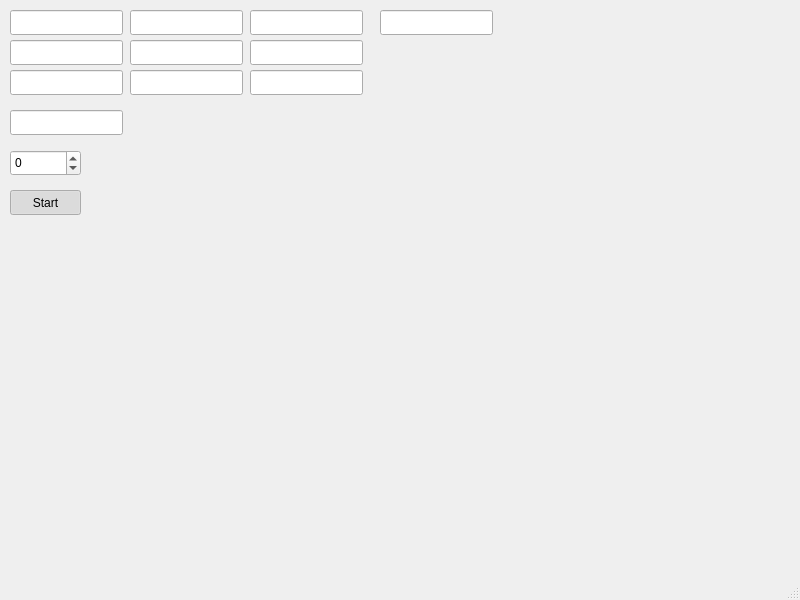
Old version of the form src/visuals/mainwindow.ui in the repository mipt-mmp/kinetic-theory-of-gases.
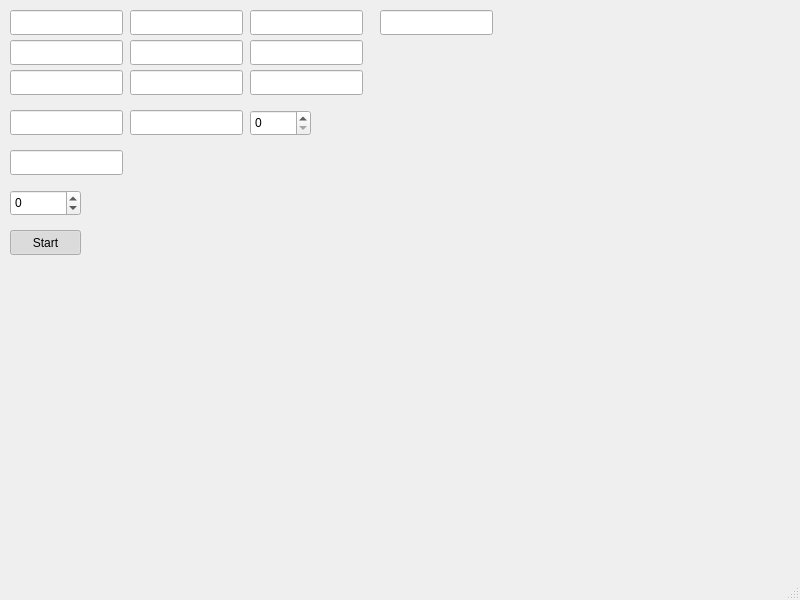
New version of the form.

Commit message: Free flight

What changed in the file:
```diff
--- a/src/visuals/mainwindow.ui
+++ b/src/visuals/mainwindow.ui
@@ -148,7 +148,7 @@
     <property name="geometry">
      <rect>
       <x>10</x>
-      <y>150</y>
+      <y>190</y>
       <width>71</width>
       <height>26</height>
      </rect>
@@ -164,7 +164,7 @@
     <property name="geometry">
      <rect>
       <x>10</x>
-      <y>190</y>
+      <y>230</y>
       <width>71</width>
       <height>25</height>
      </rect>
@@ -195,6 +195,42 @@
      <bool>true</bool>
     </property>
    </widget>
+   <widget class="QLineEdit" name="freeFlightDisplay">
+    <property name="geometry">
+     <rect>
+      <x>10</x>
+      <y>150</y>
+      <width>113</width>
+      <height>25</height>
+     </rect>
+    </property>
+    <property name="readOnly">
+     <bool>true</bool>
+    </property>
+   </widget>
+   <widget class="QLineEdit" name="avgEDisplay">
+    <property name="geometry">
+     <rect>
+      <x>130</x>
+      <y>110</y>
+      <width>113</width>
+      <height>25</height>
+     </rect>
+    </property>
+    <property name="readOnly">
+     <bool>true</bool>
+    </property>
+   </widget>
+   <widget class="QSpinBox" name="chooseAtom">
+    <property name="geometry">
+     <rect>
+      <x>250</x>
+      <y>110</y>
+      <width>61</width>
+      <height>26</height>
+     </rect>
+    </property>
+   </widget>
   </widget>
   <widget class="QMenuBar" name="menubar">
    <property name="geometry">
```
The commit also changes 5 other files.
